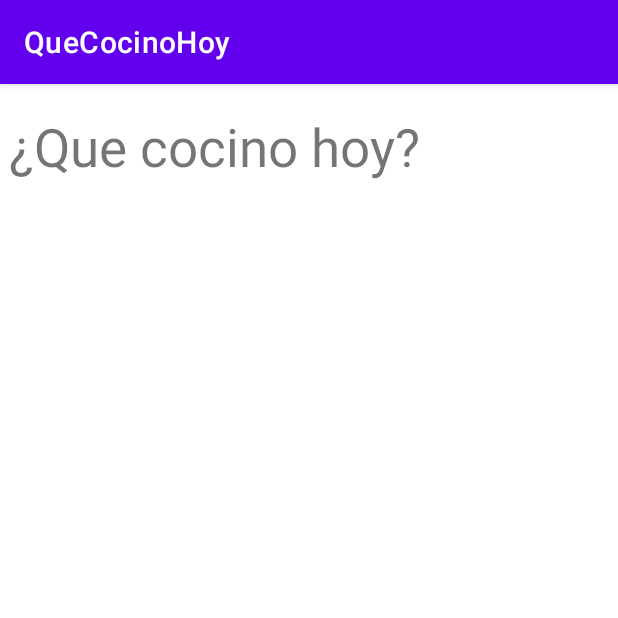
After one commit to RicardoCastillo991/QueCocinoHoy, an Android app: the MainActivityInicio screen opened directly, with no data from a screen before it, on a phone screen of 412 x 824 dp, the top half of it. The commit adds this screen. Run offline under Robolectric (Android 15) with nearby library versions, the light colour scheme and no system bars.

Commit message:
Version 2 con el inicio de la app

```diff
--- a/app/src/main/AndroidManifest.xml
+++ b/app/src/main/AndroidManifest.xml
@@ -14,6 +14,9 @@
         android:theme="@style/Theme.QueCocinoHoy"
         tools:targetApi="31">
         <activity
+            android:name=".MainActivityInicio"
+            android:exported="false" />
+        <activity
             android:name=".MainActivityRegister"
             android:exported="false" />
         <activity
--- /dev/null
+++ b/app/src/main/java/com/example/quecocinohoy/MainActivityInicio.java
@@ -0,0 +1,14 @@
+package com.example.quecocinohoy;
+
+import androidx.appcompat.app.AppCompatActivity;
+
+import android.os.Bundle;
+
+public class MainActivityInicio extends AppCompatActivity {
+
+    @Override
+    protected void onCreate(Bundle savedInstanceState) {
+        super.onCreate(savedInstanceState);
+        setContentView(R.layout.activity_main_inicio);
+    }
+}
--- /dev/null
+++ b/app/src/main/res/layout/activity_main_inicio.xml
@@ -0,0 +1,22 @@
+<?xml version="1.0" encoding="utf-8"?>
+<androidx.constraintlayout.widget.ConstraintLayout xmlns:android="http://schemas.android.com/apk/res/android"
+    xmlns:app="http://schemas.android.com/apk/res-auto"
+    xmlns:tools="http://schemas.android.com/tools"
+    android:layout_width="match_parent"
+    android:layout_height="match_parent"
+    tools:context=".MainActivityInicio">
+
+    <TextView
+        android:id="@+id/textView9"
+        android:layout_width="288dp"
+        android:layout_height="57dp"
+        android:text="¿Que cocino hoy?"
+        android:textSize="35dp"
+        app:layout_constraintBottom_toBottomOf="parent"
+        app:layout_constraintEnd_toEndOf="parent"
+        app:layout_constraintHorizontal_bias="0.047"
+        app:layout_constraintStart_toStartOf="parent"
+        app:layout_constraintTop_toTopOf="parent"
+        app:layout_constraintVertical_bias="0.025" />
+
+</androidx.constraintlayout.widget.ConstraintLayout>
```
Also changed, not shown: app/src/main/java/com/example/quecocinohoy/MainActivity.java (+34 -1 lines), app/src/main/res/layout/activity_main.xml (+19 -5 lines), app/src/main/res/layout/activity_main_register.xml (+6 -6 lines).
